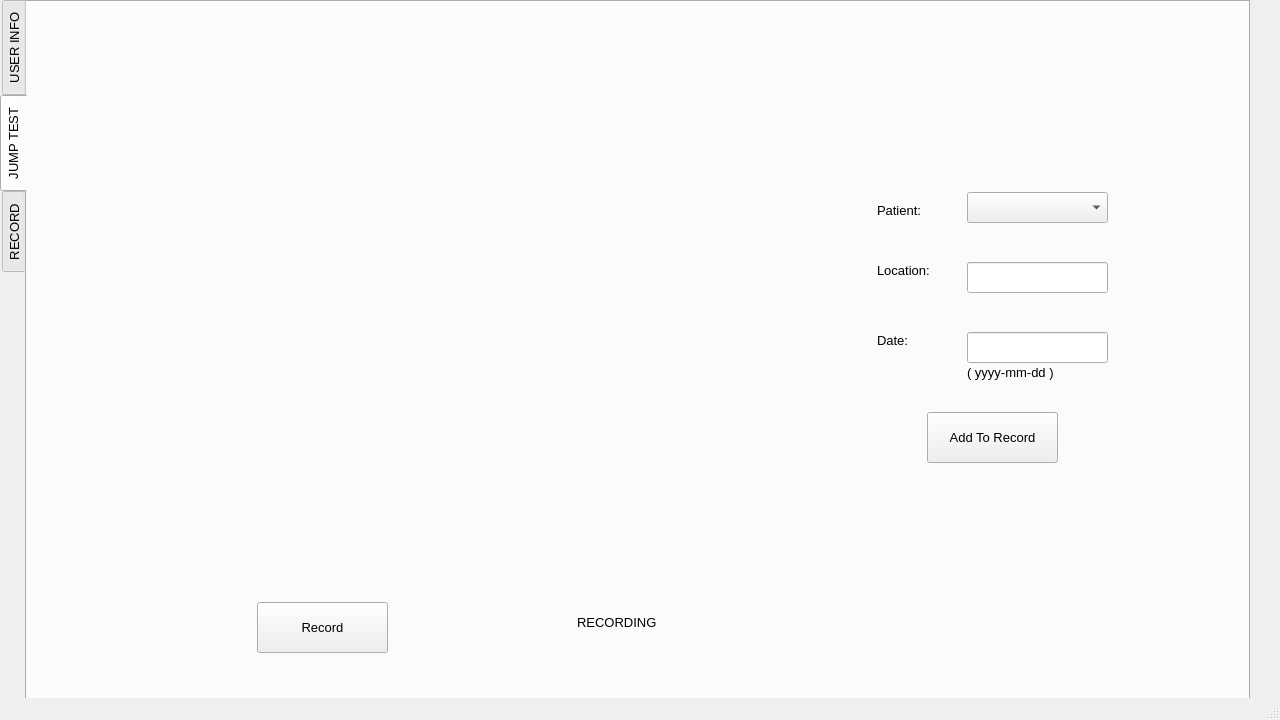
The window that ACL/mainwindow.ui (Pocket99/3D_CNN_KNEE_FLEXION_ANGLE_ESTIMATION) describes before a commit, drawn with Qt 5.
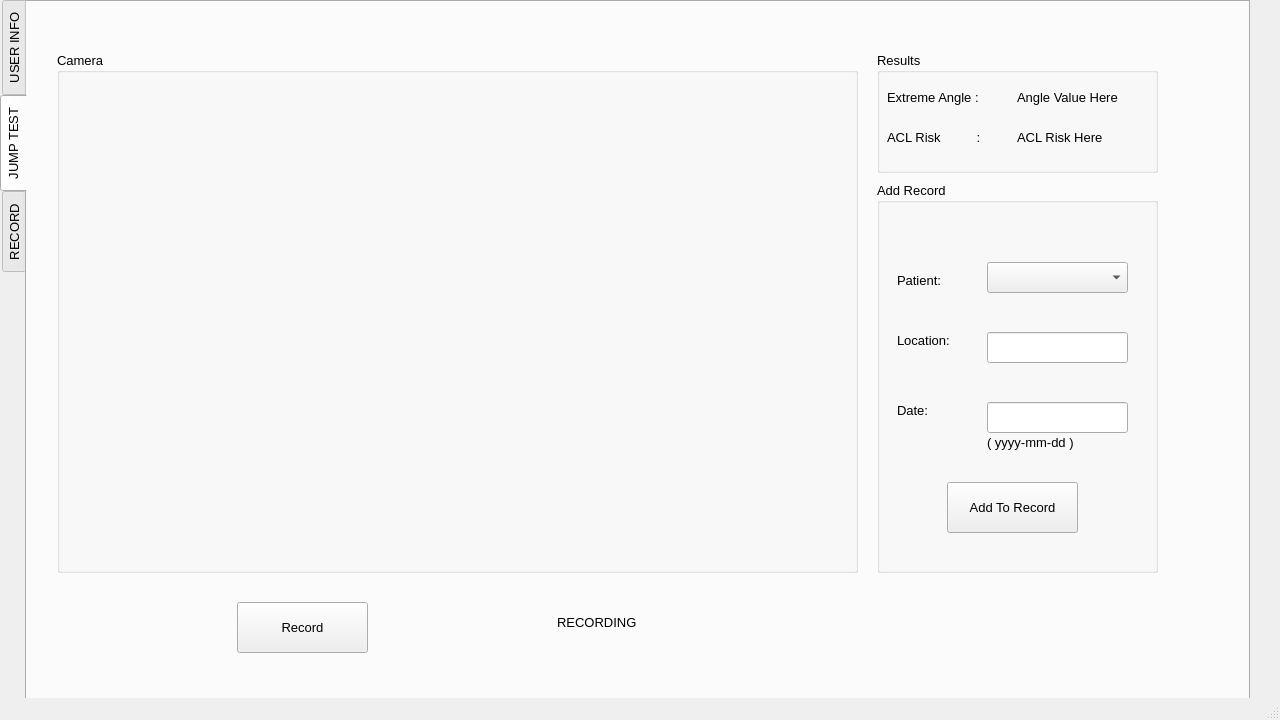
The same window after the commit. The open tabs and pages were chosen to show the change.

Commit message: bug fix and delete most implement

Patch:
```diff
--- a/ACL/mainwindow.ui
+++ b/ACL/mainwindow.ui
@@ -117,7 +117,7 @@
      <widget class="QPushButton" name="captureButton">
       <property name="geometry">
        <rect>
-        <x>230</x>
+        <x>210</x>
         <y>600</y>
         <width>131</width>
         <height>51</height>
@@ -127,26 +127,10 @@
        <string>Record</string>
       </property>
      </widget>
-     <widget class="QLabel" name="ImageCapture">
-      <property name="enabled">
-       <bool>true</bool>
-      </property>
-      <property name="geometry">
-       <rect>
-        <x>60</x>
-        <y>70</y>
-        <width>751</width>
-        <height>481</height>
-       </rect>
-      </property>
-      <property name="text">
-       <string/>
-      </property>
-     </widget>
      <widget class="QLabel" name="recordingLabel">
       <property name="geometry">
        <rect>
-        <x>550</x>
+        <x>530</x>
         <y>600</y>
         <width>101</width>
         <height>41</height>
@@ -156,11 +140,23 @@
        <string>RECORDING</string>
       </property>
      </widget>
+     <widget class="QGroupBox" name="groupBox_4">
+      <property name="geometry">
+       <rect>
+        <x>850</x>
+        <y>180</y>
+        <width>281</width>
+        <height>391</height>
+       </rect>
+      </property>
+      <property name="title">
+       <string>Add Record</string>
+      </property>
      <widget class="QPushButton" name="addRecord">
       <property name="geometry">
        <rect>
-        <x>900</x>
-        <y>410</y>
+         <x>70</x>
+         <y>300</y>
         <width>131</width>
         <height>51</height>
        </rect>
@@ -169,31 +165,11 @@
        <string>Add To Record</string>
       </property>
      </widget>
-     <widget class="QComboBox" name="patientList">
-      <property name="geometry">
-       <rect>
-        <x>940</x>
-        <y>190</y>
-        <width>141</width>
-        <height>31</height>
-       </rect>
-      </property>
-     </widget>
-     <widget class="QLineEdit" name="locationEdit">
-      <property name="geometry">
-       <rect>
-        <x>940</x>
-        <y>260</y>
-        <width>141</width>
-        <height>31</height>
-       </rect>
-      </property>
-     </widget>
      <widget class="QLineEdit" name="dateEdit">
       <property name="geometry">
        <rect>
-        <x>940</x>
-        <y>330</y>
+         <x>110</x>
+         <y>220</y>
         <width>141</width>
         <height>31</height>
        </rect>
@@ -202,8 +178,8 @@
      <widget class="QLabel" name="label_7">
       <property name="geometry">
        <rect>
-        <x>850</x>
-        <y>200</y>
+         <x>20</x>
+         <y>90</y>
         <width>53</width>
         <height>16</height>
        </rect>
@@ -212,11 +188,34 @@
        <string>Patient:</string>
       </property>
      </widget>
+      <widget class="QLabel" name="label_10">
+       <property name="geometry">
+        <rect>
+         <x>110</x>
+         <y>250</y>
+         <width>121</width>
+         <height>20</height>
+        </rect>
+       </property>
+       <property name="text">
+        <string>( yyyy-mm-dd )</string>
+       </property>
+      </widget>
+      <widget class="QComboBox" name="patientList">
+       <property name="geometry">
+        <rect>
+         <x>110</x>
+         <y>80</y>
+         <width>141</width>
+         <height>31</height>
+        </rect>
+       </property>
+      </widget>
      <widget class="QLabel" name="label_8">
       <property name="geometry">
        <rect>
-        <x>850</x>
-        <y>260</y>
+         <x>20</x>
+         <y>150</y>
         <width>61</width>
         <height>16</height>
        </rect>
@@ -225,11 +224,21 @@
        <string>Location:</string>
       </property>
      </widget>
+      <widget class="QLineEdit" name="locationEdit">
+       <property name="geometry">
+        <rect>
+         <x>110</x>
+         <y>150</y>
+         <width>141</width>
+         <height>31</height>
+        </rect>
+       </property>
+      </widget>
      <widget class="QLabel" name="label_9">
       <property name="geometry">
        <rect>
-        <x>850</x>
-        <y>330</y>
+         <x>20</x>
+         <y>220</y>
         <width>53</width>
         <height>16</height>
        </rect>
@@ -238,18 +247,100 @@
        <string>Date:</string>
       </property>
      </widget>
-     <widget class="QLabel" name="label_10">
+     </widget>
+     <widget class="QGroupBox" name="groupBox_5">
       <property name="geometry">
        <rect>
-        <x>940</x>
-        <y>360</y>
+        <x>30</x>
+        <y>50</y>
+        <width>801</width>
+        <height>521</height>
+       </rect>
+      </property>
+      <property name="title">
+       <string>Camera</string>
+      </property>
+      <widget class="QLabel" name="ImageCapture">
+       <property name="enabled">
+        <bool>true</bool>
+       </property>
+       <property name="geometry">
+        <rect>
+         <x>20</x>
+         <y>30</y>
+         <width>761</width>
+         <height>471</height>
+        </rect>
+       </property>
+       <property name="text">
+        <string/>
+       </property>
+      </widget>
+     </widget>
+     <widget class="QGroupBox" name="groupBox_6">
+      <property name="geometry">
+       <rect>
+        <x>850</x>
+        <y>50</y>
+        <width>281</width>
+        <height>121</height>
+       </rect>
+      </property>
+      <property name="title">
+       <string>Results</string>
+      </property>
+      <widget class="QLabel" name="label_12">
+       <property name="geometry">
+        <rect>
+         <x>10</x>
+         <y>30</y>
         <width>121</width>
-        <height>20</height>
+         <height>31</height>
        </rect>
       </property>
       <property name="text">
-       <string>( yyyy-mm-dd )</string>
-      </property>
+        <string>Extreme Angle :</string>
+       </property>
+      </widget>
+      <widget class="QLabel" name="label_13">
+       <property name="geometry">
+        <rect>
+         <x>10</x>
+         <y>70</y>
+         <width>121</width>
+         <height>31</height>
+        </rect>
+       </property>
+       <property name="text">
+        <string>ACL Risk          :</string>
+       </property>
+      </widget>
+      <widget class="QLabel" name="jpAngleValue">
+       <property name="geometry">
+        <rect>
+         <x>140</x>
+         <y>30</y>
+         <width>131</width>
+         <height>31</height>
+        </rect>
+       </property>
+       <property name="text">
+        <string>Angle Value Here</string>
+       </property>
+      </widget>
+      <widget class="QLabel" name="jpACLRisk">
+       <property name="geometry">
+        <rect>
+         <x>140</x>
+         <y>70</y>
+         <width>131</width>
+         <height>31</height>
+        </rect>
+       </property>
+       <property name="text">
+        <string>ACL Risk Here</string>
+       </property>
+      </widget>
      </widget>
     </widget>
     <widget class="QWidget" name="tab_3">
```
Left out of the diff: 12 changed lines with no effect on the pictures. Lines whose indentation alone changed are shown as unchanged. The commit also changes 2 other files.
